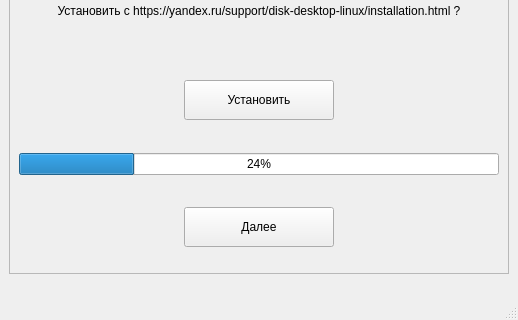
Above: form/install_form.ui from sund3RRR/yadisk-gui before the change; both pictures show x 0 to 518 and y 149 to 469 of the 518 by 469 pixel window. Below: the same form after it.
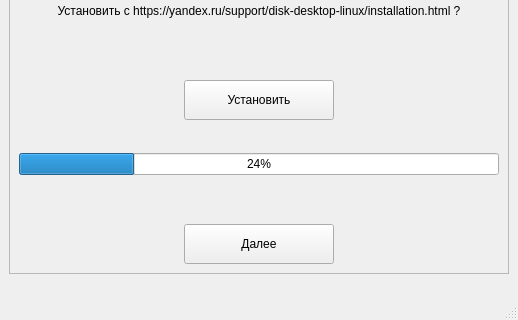
That is the form after the change.

The edit to the form file:
```diff
--- a/form/install_form.ui
+++ b/form/install_form.ui
@@ -6,7 +6,7 @@
    <rect>
     <x>0</x>
     <y>0</y>
-    <width>512</width>
+    <width>518</width>
     <height>469</height>
    </rect>
   </property>
@@ -106,7 +106,7 @@
          </property>
         </widget>
        </item>
-       <item alignment="Qt::AlignHCenter|Qt::AlignVCenter">
+       <item alignment="Qt::AlignHCenter|Qt::AlignBottom">
         <widget class="QPushButton" name="further_button">
          <property name="sizePolicy">
           <sizepolicy hsizetype="Fixed" vsizetype="Fixed">
```
Left out of the diff: 4 changed lines with no effect on the pictures.
